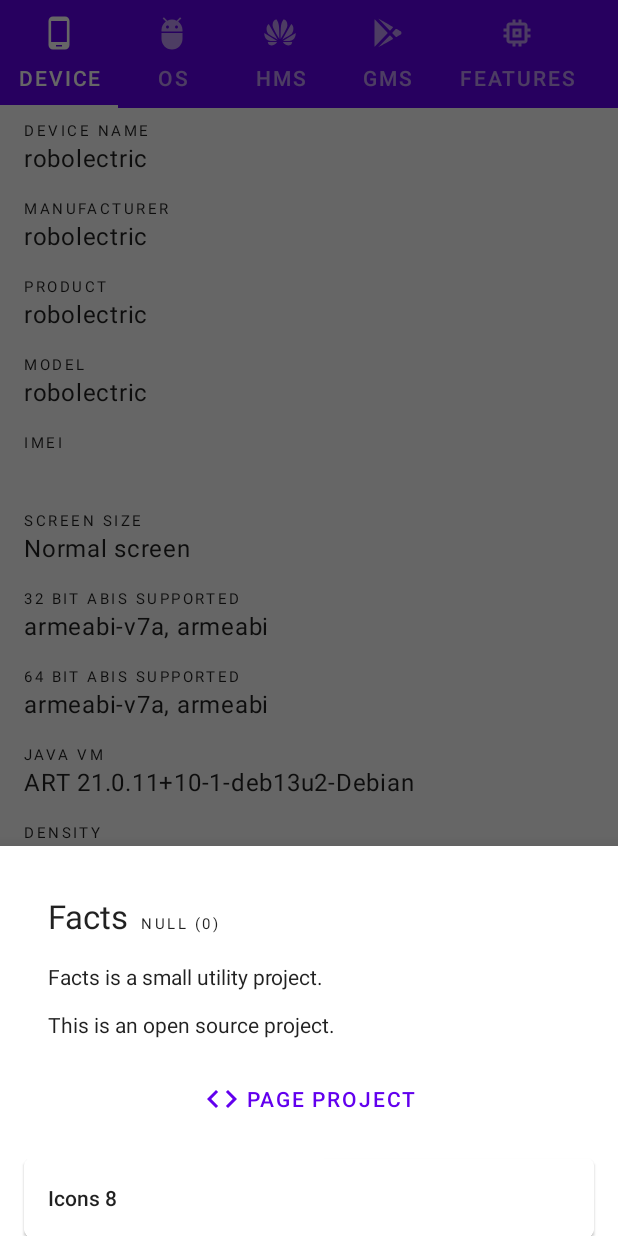
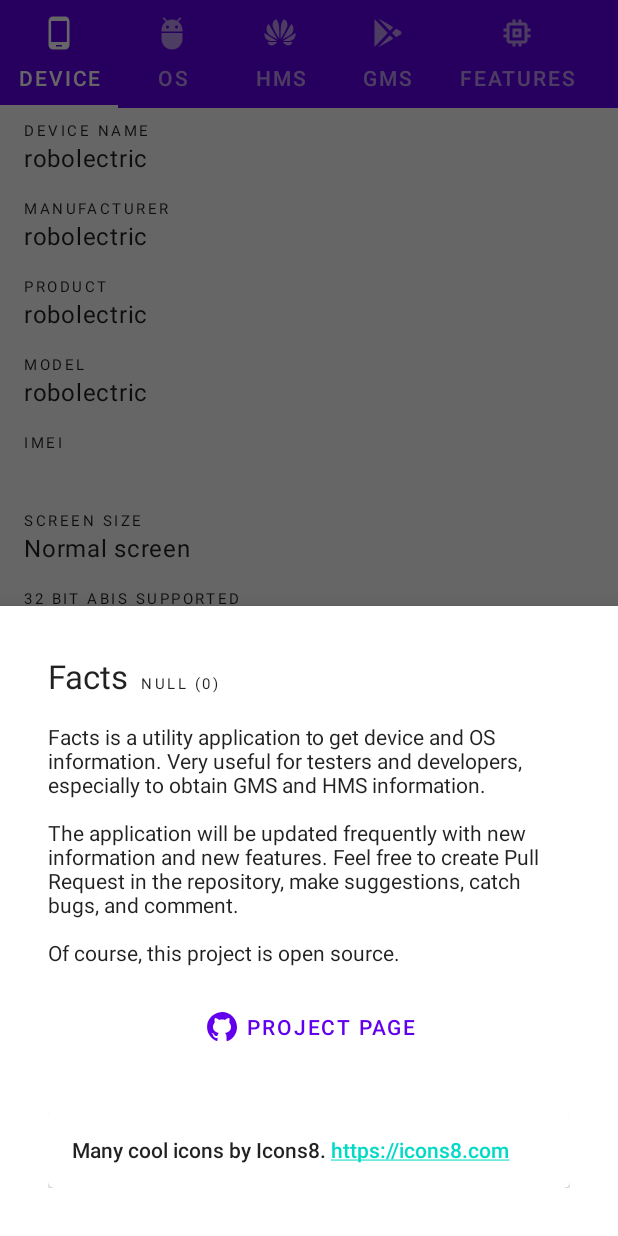
Before and after one commit to alvareztech/facts-android, an Android app: the fragment AboutFragment placed in its activity, on a phone screen of 412 x 824 dp. Run offline under Robolectric (Android 15) with nearby library versions, the phone set to English and light mode, and no system bars; libraries missing offline, so code that uses them is left out: com.huawei.hms; 3 statements that could not run were skipped.

Commit message:
Complete about page

```diff
--- a/app/src/main/java/tech/alvarez/facts/about/AboutFragment.kt
+++ b/app/src/main/java/tech/alvarez/facts/about/AboutFragment.kt
@@ -1,19 +1,21 @@
 package tech.alvarez.facts.about
 
+import android.content.Intent
+import android.net.Uri
 import android.os.Bundle
 import android.view.LayoutInflater
 import android.view.View
 import android.view.ViewGroup
 import com.google.android.material.bottomsheet.BottomSheetDialogFragment
-import tech.alvarez.facts.R
 import tech.alvarez.facts.databinding.FragmentAboutBinding
 import tech.alvarez.facts.util.Util
+
+const val PROJECT_PAGE = "https://alvarez.tech/projects/facts/"
 
 class AboutFragment : BottomSheetDialogFragment() {
 
     private var _binding: FragmentAboutBinding? = null
-    private val binding
-        get() = _binding!!
+    private val binding get() = _binding!!
 
     override fun onCreateView(
         inflater: LayoutInflater, container: ViewGroup?,
@@ -21,9 +23,11 @@ class AboutFragment : BottomSheetDialogFragment() {
     ): View? {
         _binding = FragmentAboutBinding.inflate(inflater, container, false)
         with(binding) {
-            titleTextView.text = getString(R.string.app_name)
             versionTextView.text = Util.appVersion()
-            descriptionTextView.text = getString(R.string.app_description)
+            projectButton.setOnClickListener {
+                val intent = Intent(Intent.ACTION_VIEW, Uri.parse(PROJECT_PAGE))
+                startActivity(intent)
+            }
             return root
         }
     }
--- /dev/null
+++ b/app/src/main/res/drawable/ic_github.xml
@@ -0,0 +1,9 @@
+<vector xmlns:android="http://schemas.android.com/apk/res/android"
+    android:width="24dp"
+    android:height="24dp"
+    android:viewportWidth="24"
+    android:viewportHeight="24">
+  <path
+      android:pathData="M10.9,2.1c-4.6,0.5 -8.3,4.2 -8.8,8.7c-0.5,4.7 2.2,8.9 6.3,10.5C8.7,21.4 9,21.2 9,20.8v-1.6c0,0 -0.4,0.1 -0.9,0.1c-1.4,0 -2,-1.2 -2.1,-1.9c-0.1,-0.4 -0.3,-0.7 -0.6,-1C5.1,16.3 5,16.3 5,16.2C5,16 5.3,16 5.4,16c0.6,0 1.1,0.7 1.3,1c0.5,0.8 1.1,1 1.4,1c0.4,0 0.7,-0.1 0.9,-0.2c0.1,-0.7 0.4,-1.4 1,-1.8c-2.3,-0.5 -4,-1.8 -4,-4c0,-1.1 0.5,-2.2 1.2,-3C7.1,8.8 7,8.3 7,7.6c0,-0.4 0,-0.9 0.2,-1.3C7.2,6.1 7.4,6 7.5,6c0,0 0.1,0 0.1,0C8.1,6.1 9.1,6.4 10,7.3C10.6,7.1 11.3,7 12,7s1.4,0.1 2,0.3c0.9,-0.9 2,-1.2 2.5,-1.3c0,0 0.1,0 0.1,0c0.2,0 0.3,0.1 0.4,0.3C17,6.7 17,7.2 17,7.6c0,0.8 -0.1,1.2 -0.2,1.4c0.7,0.8 1.2,1.8 1.2,3c0,2.2 -1.7,3.5 -4,4c0.6,0.5 1,1.4 1,2.3v2.6c0,0.3 0.3,0.6 0.7,0.5c3.7,-1.5 6.3,-5.1 6.3,-9.3C22,6.1 16.9,1.4 10.9,2.1z"
+      android:fillColor="#000000"/>
+</vector>
--- a/app/src/main/res/layout/fragment_about.xml
+++ b/app/src/main/res/layout/fragment_about.xml
@@ -3,14 +3,14 @@
     xmlns:app="http://schemas.android.com/apk/res-auto"
     xmlns:tools="http://schemas.android.com/tools"
     android:layout_width="match_parent"
-    android:layout_height="match_parent">
+    android:layout_height="match_parent"
+    android:padding="32dp">
 
     <TextView
         android:id="@+id/titleTextView"
         android:layout_width="wrap_content"
         android:layout_height="wrap_content"
-        android:layout_marginStart="32dp"
-        android:layout_marginTop="32dp"
+        android:text="@string/app_name"
         android:textAppearance="@style/TextAppearance.AppCompat.Large"
         app:layout_constraintStart_toStartOf="parent"
         app:layout_constraintTop_toTopOf="parent"
@@ -31,7 +31,7 @@
         android:layout_width="0dp"
         android:layout_height="wrap_content"
         android:layout_marginTop="16dp"
-        android:layout_marginEnd="32dp"
+        android:text="@string/app_description"
         android:textAppearance="@style/TextAppearance.AppCompat.Body1"
         app:layout_constraintEnd_toEndOf="parent"
         app:layout_constraintStart_toStartOf="@+id/titleTextView"
@@ -39,13 +39,13 @@
         tools:text="Content" />
 
     <Button
-        android:id="@+id/button"
+        android:id="@+id/projectButton"
         style="@style/Widget.MaterialComponents.Button.TextButton"
         android:layout_width="wrap_content"
         android:layout_height="wrap_content"
         android:layout_marginTop="16dp"
-        android:text="Page project"
-        app:icon="@drawable/ic_code"
+        android:text="@string/project_page"
+        app:icon="@drawable/ic_github"
         app:layout_constraintEnd_toEndOf="@+id/descriptionTextView"
         app:layout_constraintStart_toStartOf="@+id/descriptionTextView"
         app:layout_constraintTop_toBottomOf="@+id/descriptionTextView" />
@@ -53,21 +53,20 @@
     <com.google.android.material.card.MaterialCardView
         android:layout_width="match_parent"
         android:layout_height="0dp"
-        android:layout_marginStart="16dp"
-        android:layout_marginTop="16dp"
-        android:layout_marginEnd="16dp"
-        android:layout_marginBottom="16dp"
+        android:layout_marginTop="32dp"
         app:layout_constraintEnd_toEndOf="parent"
         app:layout_constraintStart_toStartOf="parent"
-        app:layout_constraintTop_toBottomOf="@+id/button">
+        app:layout_constraintTop_toBottomOf="@+id/projectButton">
 
         <TextView
+            android:id="@+id/creditsTextView"
             android:layout_width="match_parent"
-            android:layout_height="wrap_content"
+            android:layout_height="match_parent"
+            android:autoLink="web"
             android:padding="16dp"
-            android:text="Icons 8"
+            android:text="@string/credits"
             android:textAppearance="@style/TextAppearance.AppCompat.Body2"
-            tools:text="Icons 8" />
+            tools:text="Credits to third-party libraries." />
 
     </com.google.android.material.card.MaterialCardView>
 
--- a/app/src/main/res/values/strings.xml
+++ b/app/src/main/res/values/strings.xml
@@ -1,4 +1,6 @@
 <resources>
     <string name="app_name">Facts</string>
-    <string name="app_description">Facts is a small utility project.\n\nThis is an open source project.</string>
+    <string name="app_description">Facts is a utility application to get device and OS information. Very useful for testers and developers, especially to obtain GMS and HMS information.\n\nThe application will be updated frequently with new information and new features. Feel free to create Pull Request in the repository, make suggestions, catch bugs, and comment.\n\nOf course, this project is open source.</string>
+    <string name="project_page">Project Page</string>
+    <string name="credits">Many cool icons by Icons8. https://icons8.com</string>
 </resources>
```
